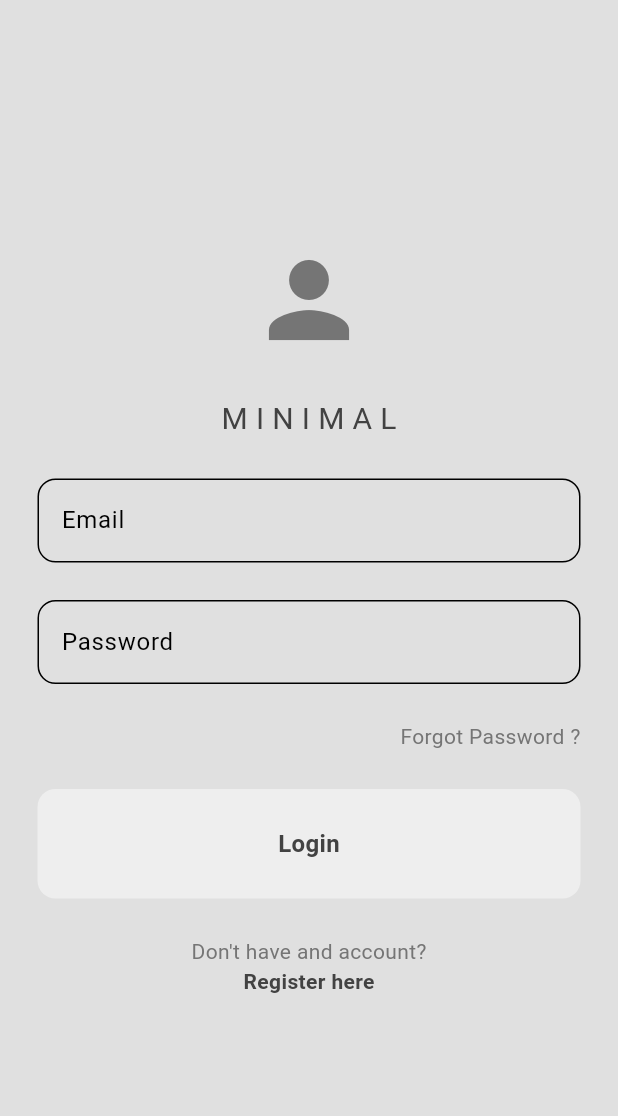
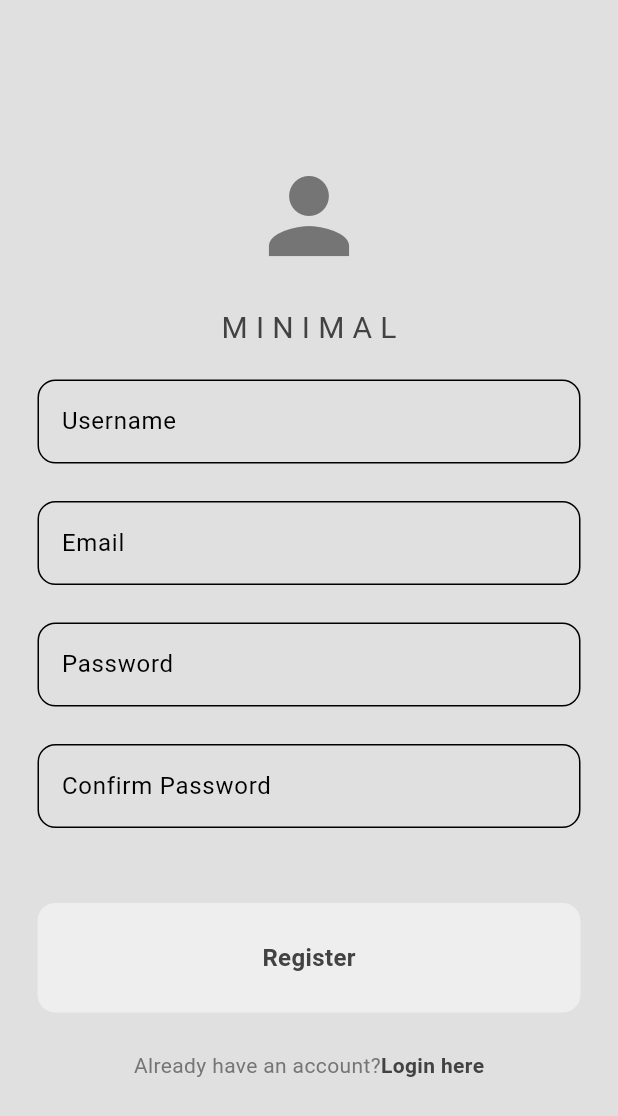
Before and after one commit to Kanishka714/minimalistic-SM, a Flutter app: the screen it shows after launch, after a tap on "Register here", on a phone screen of 412 x 824 dp. Shown: the top 1116 px of the screen. Run offline on Flutter 3.47's test engine with Material 3 defaults, Android fonts, the phone set to English and light mode, and no system bars.

Commit message:
complete login and register

```diff
--- a/lib/auth/login_or_register.dart
+++ b/lib/auth/login_or_register.dart
@@ -1,4 +1,6 @@
 import 'package:flutter/material.dart';
+import 'package:socialmedia/pages/login_page.dart';
+import 'package:socialmedia/pages/register_page.dart';
 
 class AuthPage extends StatefulWidget {
   const AuthPage({super.key});
@@ -22,6 +24,10 @@ class _AuthPageState extends State<AuthPage> {
 
   @override
   Widget build(BuildContext context) {
-    return const Placeholder();
+    if(showLoginPage){
+      return LoginPage(onTap: togglePages);
+    }else{
+      return RegisterPage(onTap: togglePages);
+    }
   }
 }
--- a/lib/main.dart
+++ b/lib/main.dart
@@ -1,4 +1,5 @@
 import 'package:flutter/material.dart';
+import 'package:socialmedia/auth/login_or_register.dart';
 import 'package:socialmedia/pages/login_page.dart';
 import 'package:socialmedia/pages/register_page.dart';
 import 'package:socialmedia/themes/dark_mode.dart';
@@ -15,7 +16,7 @@ class MyApp extends StatelessWidget {
   Widget build(BuildContext context) {
     return MaterialApp(
       debugShowCheckedModeBanner: false,
-      home: LoginPage(onTap: () {  },),
+      home: AuthPage(),
       theme: lightMode,
       darkTheme: darkMode,
     );
--- a/lib/pages/login_page.dart
+++ b/lib/pages/login_page.dart
@@ -69,37 +69,37 @@ class LoginPage extends StatelessWidget {
 
               const SizedBox(height: 25),
 
-              //sign in button
+              //Sign in button
               MyButton(
                 text: "Login",
-                onTap: onTap,
+                onTap: Login,
               ),
 
               const SizedBox(height: 25),
 
               //Don't have an account yet?
-              Row(
-                mainAxisAlignment: MainAxisAlignment.center,
-                children: [
-                  Text('Don\'t have and account?',
-                      style: TextStyle(color: Theme.of(context).colorScheme.inversePrimary)
-                  ),
-                ],
+          Row(
+            mainAxisAlignment: MainAxisAlignment.center,
+            children: [
+              Text(
+                'Don\'t have an account?',
+                style: TextStyle(
+                  color: Theme.of(context).colorScheme.inversePrimary,
+                ),
               ),
               GestureDetector(
-                onTap: (){},
-                child: const Text('Register here',
+                onTap: onTap,
+                child: const Text(
+                  'Register here',
                   style: TextStyle(
                     fontWeight: FontWeight.bold,
                   ),
                 ),
               ),
-
-
             ],
           ),
-        ),
+        ]),
       ),
-    );
+      ));
   }
 }
--- a/lib/pages/register_page.dart
+++ b/lib/pages/register_page.dart
@@ -81,7 +81,7 @@ class RegisterPage extends StatelessWidget {
               //Register in button
               MyButton(
                 text: "Register",
-                onTap:onTap,
+                onTap:Register,
               ),
 
               const SizedBox(height: 25),
@@ -92,16 +92,16 @@ class RegisterPage extends StatelessWidget {
                   Text('Already have an account?',
                       style: TextStyle(color: Theme.of(context).colorScheme.inversePrimary)),
                   GestureDetector(
-                    onTap: () => Navigator.pushNamed(context, '/login'), // Replace with your login page route
-                    child: const Text('Login here',
-                      style: TextStyle(fontWeight: FontWeight.bold),
+                    onTap: onTap, // Use the onTap function here
+                    child: const Text(
+                      'Login here',
+                      style: TextStyle(
+                        fontWeight: FontWeight.bold,
+                      ),
                     ),
                   ),
                 ],
-              )
-
-
-
+              ),
             ],
           ),
         ),
```
